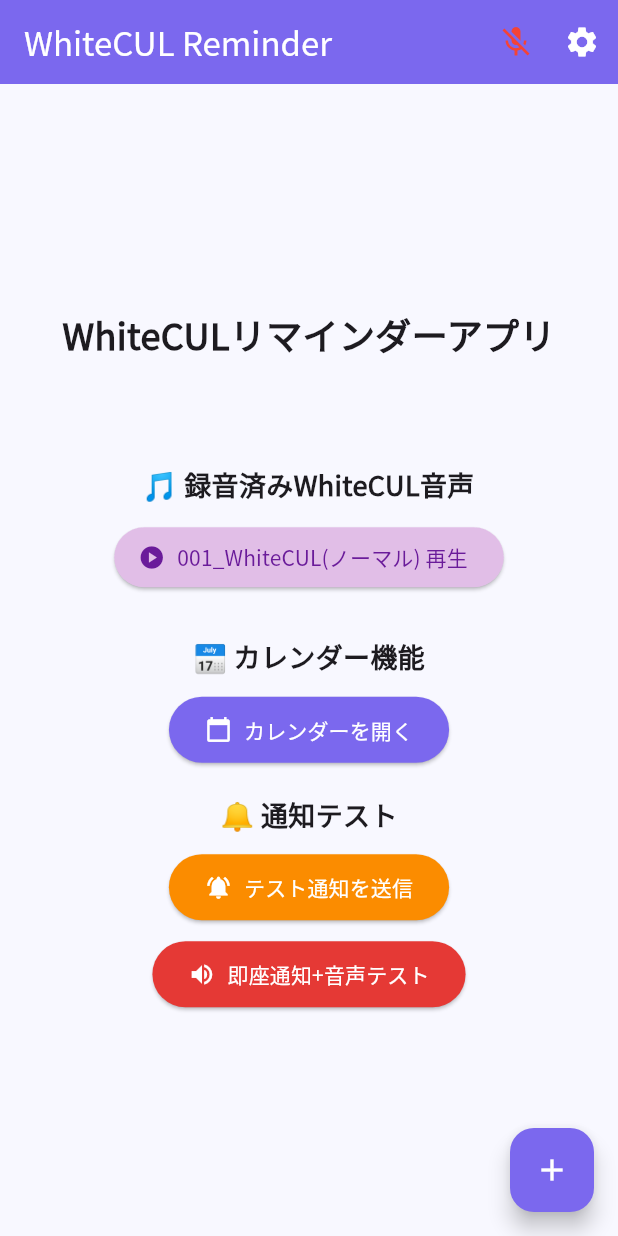
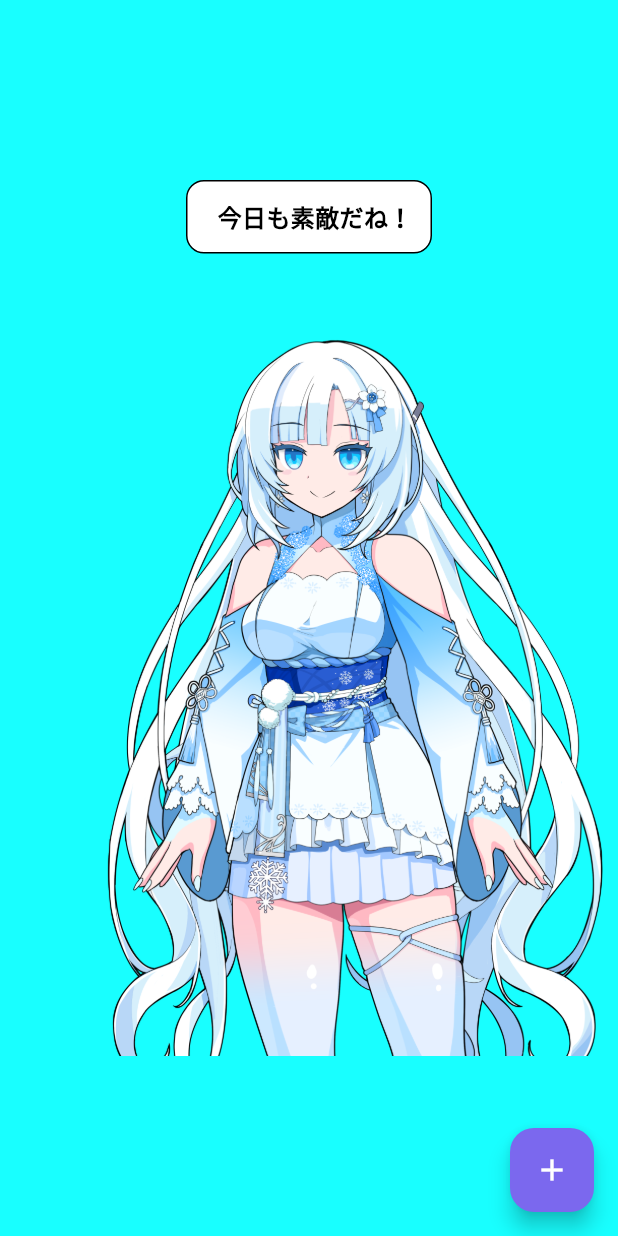
Before and after one commit to HikaruKusanagi27/whitecul_reminder_app, a Flutter app: the screen it shows after launch, on a phone screen of 412 x 824 dp. Run offline on Flutter 3.47's test engine with Material 3 defaults, Android fonts, the light colour scheme and no system bars; our stand-ins replace audioplayers, flutter_local_notifications, flutter_riverpod, flutter_tts, freezed_annotation, google_fonts and 2 more.

Commit message:
no message

```diff
--- a/lib/main.dart
+++ b/lib/main.dart
@@ -4,7 +4,6 @@
 import 'package:flutter_localizations/flutter_localizations.dart';
 import 'models/reminder.dart';
 import 'providers/voice_provider.dart';
-import 'providers/simple_voice_provider.dart';
 import 'providers/reminder_provider.dart';
 import 'screens/calendar_screen.dart';
 
@@ -106,70 +105,48 @@
   @override
   Widget build(BuildContext context) {
     final voiceState = ref.watch(voicePlaybackStateProvider);
-    final voicevoxAvailability = ref.watch(voicevoxAvailabilityProvider);
     final todayReminders = ref.watch(todayRemindersProvider);
 
     return Scaffold(
-      appBar: AppBar(
-        title: const Text('WhiteCUL Reminder'),
-        actions: [
-          // VOICEVOX Engine接続状態インジケーター
-          voicevoxAvailability.when(
-            data:
-                (isAvailable) => Icon(
-                  isAvailable ? Icons.mic : Icons.mic_off,
-                  color: isAvailable ? Colors.green : Colors.red,
-                ),
-            loading:
-                () => const SizedBox(
-                  width: 16,
-                  height: 16,
-                  child: CircularProgressIndicator(strokeWidth: 2),
-                ),
-            error: (_, __) => const Icon(Icons.error, color: Colors.red),
-          ),
-          const SizedBox(width: 8),
-          IconButton(
-            icon: const Icon(Icons.settings),
-            onPressed: () {
-              _showNotificationSettingsDialog();
-            },
-          ),
-        ],
-      ),
-      body: Center(
+      // appBar: AppBar(
+      //   actions: [
+      //     IconButton(
+      //       icon: const Icon(Icons.settings),
+      //       onPressed: () {
+      //         _showNotificationSettingsDialog();
+      //       },
+      //     ),
+      //   ],
+      // ),
+      body: Container(
+        color: Colors.cyanAccent,
+        child: Center(
           child: Column(
             mainAxisAlignment: MainAxisAlignment.center,
             children: [
-            const Text(
-              'WhiteCULリマインダーアプリ',
-              style: TextStyle(fontSize: 24, fontWeight: FontWeight.bold),
-            ),
-            const SizedBox(height: 20),
+              // WhiteCULの画像を表示
 
               // 今日のリマインダー数表示
-            if (todayReminders.isNotEmpty)
               Container(
                 padding: const EdgeInsets.all(12),
                 margin: const EdgeInsets.symmetric(horizontal: 20),
                 decoration: BoxDecoration(
-                  color: const Color(0xFF7B68EE).withOpacity(0.1),
+                  color: Colors.white,
                   borderRadius: BorderRadius.circular(12),
-                  border: Border.all(
-                    color: const Color(0xFF7B68EE).withOpacity(0.3),
-                  ),
+                  border: Border.all(color: Colors.black),
                 ),
                 child: Row(
                   mainAxisSize: MainAxisSize.min,
                   children: [
-                    const Icon(Icons.today, color: Color(0xFF7B68EE)),
                     const SizedBox(width: 8),
                     Text(
-                      '今日のリマインダー: ${todayReminders.length}件',
+                      todayReminders.isNotEmpty
+                          ? '今日のリマインダーは ${todayReminders.length}件だよ〜'
+                          : '今日も素敵だね！',
                       style: const TextStyle(
                         fontSize: 16,
                         fontWeight: FontWeight.bold,
-                        color: Color(0xFF7B68EE),
+                        color: Colors.black,
                       ),
                     ),
                   ],
@@ -193,111 +170,28 @@
                   ],
                 ),
 
-            const SizedBox(height: 30),
+              // WhiteCULの画像表示
+              Image.asset(
+                'assets/images/通常.png',
 
-            // 🎵 シンプルなWhiteCUL音声テスト
-            const Text(
-              '🎵 録音済みWhiteCUL音声',
-              style: TextStyle(fontSize: 18, fontWeight: FontWeight.bold),
+                errorBuilder: (context, error, stackTrace) {
+                  // 画像読み込みエラー時のプレースホルダー
+                  return Container(
+                    width: 150,
+                    height: 150,
+                    decoration: const BoxDecoration(
+                      shape: BoxShape.circle,
+                      gradient: LinearGradient(
+                        begin: Alignment.topLeft,
+                        end: Alignment.bottomRight,
+                        colors: [Colors.lightBlue, Color(0xFFB0C4DE)],
                       ),
-            const SizedBox(height: 10),
-
-            ElevatedButton.icon(
-              onPressed: () async {
-                final playSimpleVoice = ref.read(simpleWhiteCulPlayProvider);
-                final success = await playSimpleVoice();
-
-                if (!context.mounted) return;
-
-                ScaffoldMessenger.of(context).showSnackBar(
-                  SnackBar(
-                    content: Text(
-                      success ? 'WhiteCUL音声再生成功！' : 'WhiteCUL音声再生失敗',
-                    ),
-                    backgroundColor: success ? Colors.green : Colors.red,
                     ),
                   );
                 },
-              icon: const Icon(Icons.play_circle),
-              label: const Text('001_WhiteCUL(ノーマル) 再生'),
-              style: ElevatedButton.styleFrom(
-                backgroundColor: Colors.purple.shade100,
-                foregroundColor: Colors.purple.shade800,
-              ),
-            ),
-
-            const SizedBox(height: 30),
-
-            // 📅 カレンダー機能
-            const Text(
-              '📅 カレンダー機能',
-              style: TextStyle(fontSize: 18, fontWeight: FontWeight.bold),
-            ),
-            const SizedBox(height: 10),
-
-            ElevatedButton.icon(
-              onPressed: () {
-                Navigator.of(context).push(
-                  MaterialPageRoute(
-                    builder: (context) => const CalendarScreen(),
-                  ),
-                );
-              },
-              icon: const Icon(Icons.calendar_today),
-              label: const Text('カレンダーを開く'),
-              style: ElevatedButton.styleFrom(
-                backgroundColor: const Color(0xFF7B68EE),
-                foregroundColor: Colors.white,
-                padding: const EdgeInsets.symmetric(
-                  horizontal: 24,
-                  vertical: 12,
-                ),
-              ),
-            ),
-
-            const SizedBox(height: 20),
-
-            // 🔔 通知テスト機能
-            const Text(
-              '🔔 通知テスト',
-              style: TextStyle(fontSize: 18, fontWeight: FontWeight.bold),
-            ),
-            const SizedBox(height: 10),
-
-            ElevatedButton.icon(
-              onPressed: () async {
-                await _testNotification();
-              },
-              icon: const Icon(Icons.notifications_active),
-              label: const Text('テスト通知を送信'),
-              style: ElevatedButton.styleFrom(
-                backgroundColor: Colors.orange.shade600,
-                foregroundColor: Colors.white,
-                padding: const EdgeInsets.symmetric(
-                  horizontal: 24,
-                  vertical: 12,
-                ),
-              ),
-            ),
-
-            const SizedBox(height: 10),
-
-            ElevatedButton.icon(
-              onPressed: () async {
-                await _testImmediateNotification();
-              },
-              icon: const Icon(Icons.volume_up),
-              label: const Text('即座通知+音声テスト'),
-              style: ElevatedButton.styleFrom(
-                backgroundColor: Colors.red.shade600,
-                foregroundColor: Colors.white,
-                padding: const EdgeInsets.symmetric(
-                  horizontal: 24,
-                  vertical: 12,
-                ),
-              ),
               ),
             ],
+          ),
         ),
       ),
       floatingActionButton: FloatingActionButton(
```
Also changed, not shown: assets/images/通常.png (added). Lines whose indentation alone changed are shown as unchanged.
